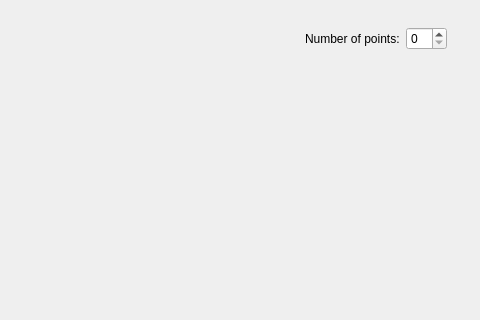
This is src/ui/mainwindow.ui in maciekmazurek/gk1-chromaticity-diagram as Qt 5 draws it before an edit; both pictures show x 320 to 800 and y 0 to 320 of the 800 by 600 pixel window. The edited form follows.
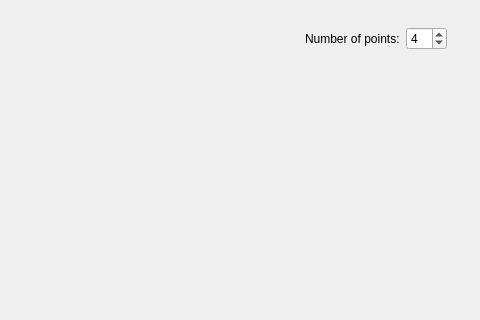
This is the edited form. Custom widgets are drawn as their Qt base class.

Commit message: Implementing boundaries of movement for control points

What changed in the file:
```diff
--- a/src/ui/mainwindow.ui
+++ b/src/ui/mainwindow.ui
@@ -42,7 +42,14 @@
            </widget>
           </item>
           <item>
-           <widget class="QSpinBox" name="spinBox"/>
+           <widget class="QSpinBox" name="spinBox">
+            <property name="minimum">
+             <number>3</number>
+            </property>
+            <property name="value">
+             <number>4</number>
+            </property>
+           </widget>
           </item>
          </layout>
         </widget>
```
The commit also changes 2 other files.
